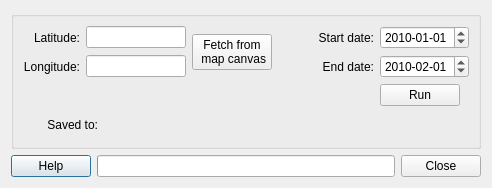
Above: copernicus_data/copernicus_data_dialog_base.ui from UMEP-dev/UMEP before the change. Below: the same form after it.
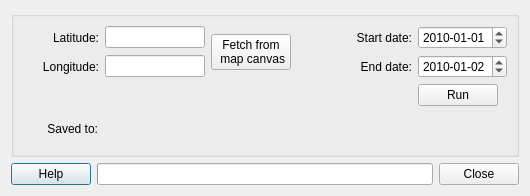
That is the form after the change.

Commit message: 3.12  : LONG TERM RELEASE. Response to issues #96, #125, #129 and #130. Configuring for gdal3. New plugin DownloadData (ERA5) (Still experimental).

The edit to the form file:
```diff
--- a/copernicus_data/copernicus_data_dialog_base.ui
+++ b/copernicus_data/copernicus_data_dialog_base.ui
@@ -6,8 +6,8 @@
    <rect>
     <x>0</x>
     <y>0</y>
-    <width>492</width>
-    <height>188</height>
+    <width>530</width>
+    <height>196</height>
    </rect>
   </property>
   <property name="windowTitle">
@@ -192,8 +192,8 @@
             <minute>0</minute>
             <second>0</second>
             <year>2010</year>
-            <month>2</month>
-            <day>1</day>
+            <month>1</month>
+            <day>2</day>
            </datetime>
           </property>
           <property name="minimumDateTime">
@@ -226,8 +226,8 @@
           <property name="date">
            <date>
             <year>2010</year>
-            <month>2</month>
-            <day>1</day>
+            <month>1</month>
+            <day>2</day>
            </date>
           </property>
          </widget>
```
The commit also changes 5 other files.
